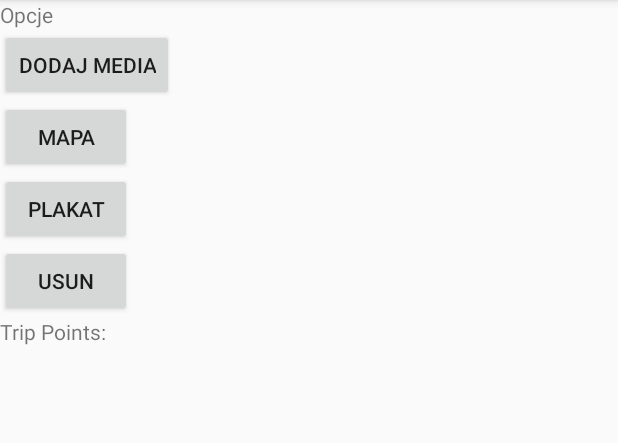
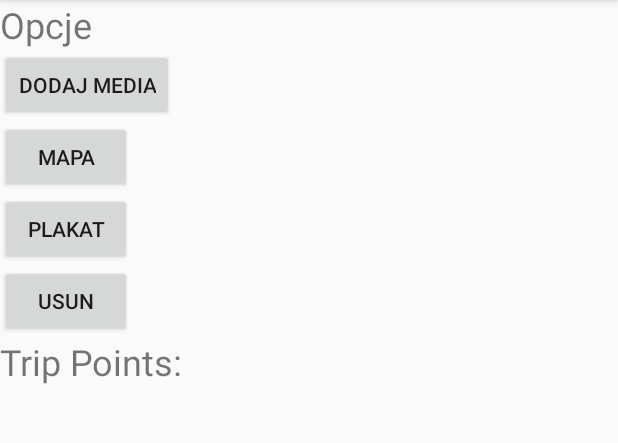
Before and after one commit to nxaa/chmuraand, an Android app: the PointsListActivity screen opened directly, with no data from a screen before it, after a tap on "PLAKAT", on a phone screen of 412 x 824 dp, the part 84-527 px from its top. Run offline under Robolectric (Android 15) with nearby library versions, the phone set to English and light mode, and no system bars.

Commit message:
Wyglad + plakat

```diff
--- a/app/src/main/java/com/example/domain/myapplication/MapsActivity.java
+++ b/app/src/main/java/com/example/domain/myapplication/MapsActivity.java
@@ -106,7 +106,7 @@ public class MapsActivity extends FragmentActivity implements OnMapReadyCallback
     }
 
     public void refreshFromWeb() {
-       /* for (Marker_MapElement m_el: marker_mapelements) {
+        for (Marker_MapElement m_el: marker_mapelements) {
             m_el.marker.remove();
         }
         marker_mapelements.clear();
@@ -131,7 +131,7 @@ public class MapsActivity extends FragmentActivity implements OnMapReadyCallback
             longitude/=mapElements.size();
             mMap.moveCamera(CameraUpdateFactory.newLatLng(new LatLng(latitude, longitude)));
         }
-        updatePolyline();*/
+        updatePolyline();
 
 
         JSONObject geoJSON = getGeoJSON();
--- a/app/src/main/java/com/example/domain/myapplication/PointsListActivity.java
+++ b/app/src/main/java/com/example/domain/myapplication/PointsListActivity.java
@@ -2,6 +2,8 @@ package com.example.domain.myapplication;
 
 import android.app.Activity;
 import android.content.Intent;
+import android.graphics.Bitmap;
+import android.graphics.BitmapFactory;
 import android.os.Bundle;
 import android.support.v7.app.AppCompatActivity;
 import android.util.Log;
@@ -14,6 +16,7 @@ import android.widget.Toast;
 import org.json.JSONArray;
 import org.json.JSONObject;
 
+import java.net.URL;
 import java.util.ArrayList;
 
 public class PointsListActivity extends AppCompatActivity {
@@ -116,6 +119,29 @@ public class PointsListActivity extends AppCompatActivity {
     }
 
     public void plakatOnClick(View view) {
+        Config.imageToDisplay = null;
+        try {
+            URL url = new URL(Config.API_URL + "trips/"+tripId+"/posters");
+            Bitmap bmp = BitmapFactory.decodeStream(url.openConnection().getInputStream());
+            if(bmp == null ){
+                throw new Exception("Error decoding");
+            }
+            Config.imageToDisplay = bmp;
+        } catch (Exception e) {
+            try {
+                URL url = new URL("https://s-media-cache-ak0.pinimg.com/736x/74/6e/8a/746e8a9cbd686f8d5b1452982d0eb78b.jpg");
+                Bitmap bmp = BitmapFactory.decodeStream(url.openConnection().getInputStream());
+                Config.imageToDisplay = bmp;
+            } catch (Exception ee) {
+                Log.w("File photo ERR", "ERR load photo from link");
+            }
+            Log.w("File photo", Config.API_URL + "trips/"+tripId+"/posters");
+
+        }
+        if(Config.imageToDisplay != null ){
+            Intent goToNextActivity = new Intent(getApplicationContext(), DisplayImageActivity.class);
+            startActivity(goToNextActivity);
+        }
     }
 
     public void deleteTripOnClick(View view) {
--- a/app/src/main/res/layout/activity_points_list.xml
+++ b/app/src/main/res/layout/activity_points_list.xml
@@ -4,10 +4,11 @@
     android:orientation="vertical" >
 
     <TextView
-    android:layout_width="wrap_content"
-    android:layout_height="wrap_content"
-    android:text="Opcje"
-    android:id="@+id/textView" />
+        android:id="@+id/textView"
+        android:layout_width="wrap_content"
+        android:layout_height="wrap_content"
+        android:text="Opcje"
+        android:textSize="24sp" />
 
     <Button
         android:id="@+id/button_addmedia"
@@ -52,7 +53,8 @@
     <TextView
         android:layout_width="wrap_content"
         android:layout_height="wrap_content"
-        android:text="Trip Points:" />
+        android:text="Trip Points:"
+        android:textSize="24sp" />
 
     <ListView
         android:id="@+id/points_list"
```
Also changed, not shown: app/src/main/res/layout/activity_trips_list.xml (+7 -0 lines).
